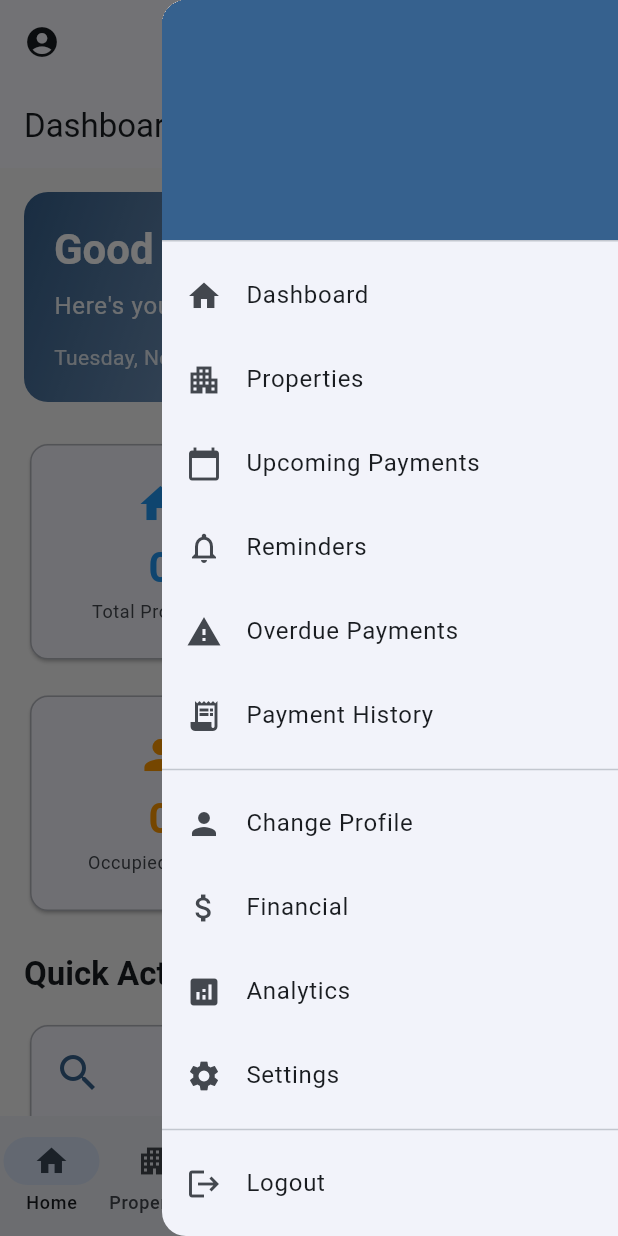
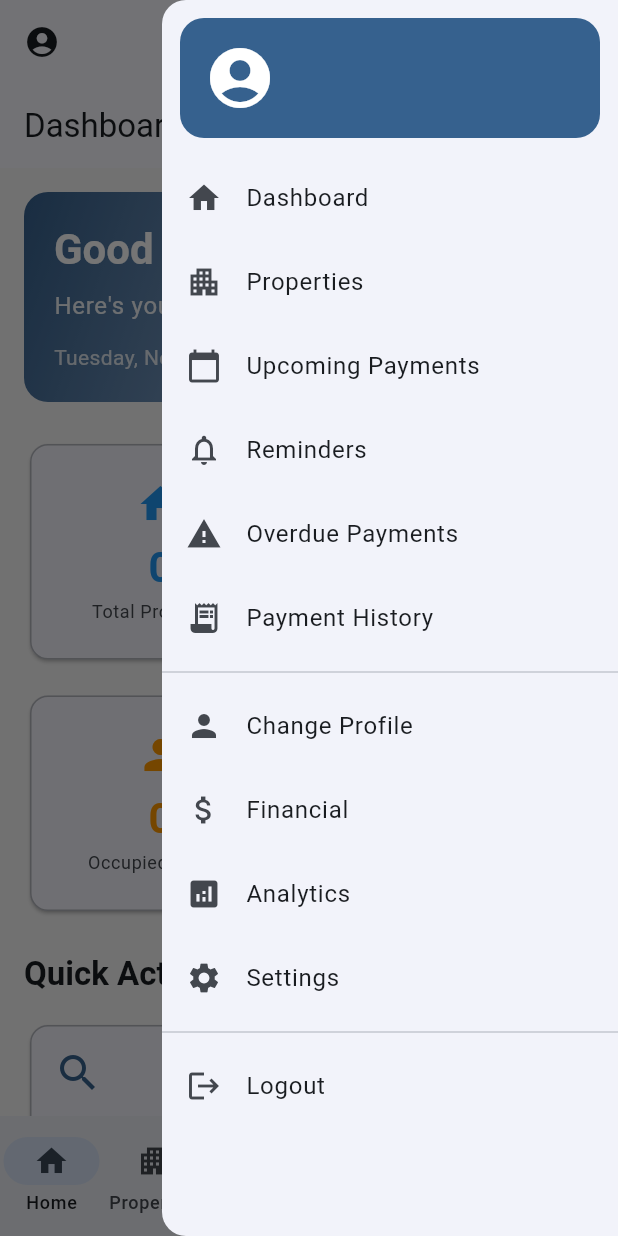
Before and after one commit to Princejozze/new_tenant_vision_app, a Flutter app: the screen it shows after launch, after a tap on "Create account", after a tap on "Already have an account? Log in", after a tap on the "menu" icon, on a phone screen of 412 x 824 dp. Run offline on Flutter 3.47's test engine with Material 3 defaults, Android fonts, the phone set to English and light mode, and no system bars; our stand-ins replace cloud_firestore, firebase_auth, firebase_core, go_router, google_sign_in, open_file and 3 more; accounts and stored records are empty.

Commit message:
feat(ui): enhance drawer header with bold landlord name and rounded, floating card style with margins

```diff
--- a/lib/src/widgets/scaffold_with_navigation.dart
+++ b/lib/src/widgets/scaffold_with_navigation.dart
@@ -98,9 +98,39 @@ class _MobileScaffold extends StatelessWidget {
       endDrawer: Drawer(
         child: ListView(
           children: [
-            UserAccountsDrawerHeader(
-              accountName: Text(displayName),
-              accountEmail: const Text(''),
+            Padding(
+              padding: const EdgeInsets.all(12.0),
+              child: Container(
+                decoration: BoxDecoration(
+                  color: Theme.of(context).colorScheme.primary,
+                  borderRadius: BorderRadius.circular(16),
+                ),
+                padding: const EdgeInsets.all(16),
+                child: Row(
+                  children: [
+                    const Icon(Icons.account_circle, size: 48, color: Colors.white),
+                    const SizedBox(width: 12),
+                    Expanded(
+                      child: Column(
+                        crossAxisAlignment: CrossAxisAlignment.start,
+                        mainAxisSize: MainAxisSize.min,
+                        children: [
+                          Text(
+                            displayName,
+                            style: const TextStyle(
+                              color: Colors.white,
+                              fontWeight: FontWeight.w700,
+                              fontSize: 20,
+                            ),
+                            overflow: TextOverflow.ellipsis,
+                          ),
+                          const SizedBox(height: 4),
+                        ],
+                      ),
+                    ),
+                  ],
+                ),
+              ),
             ),
             ListTile(
               leading: const Icon(Icons.home),
```
